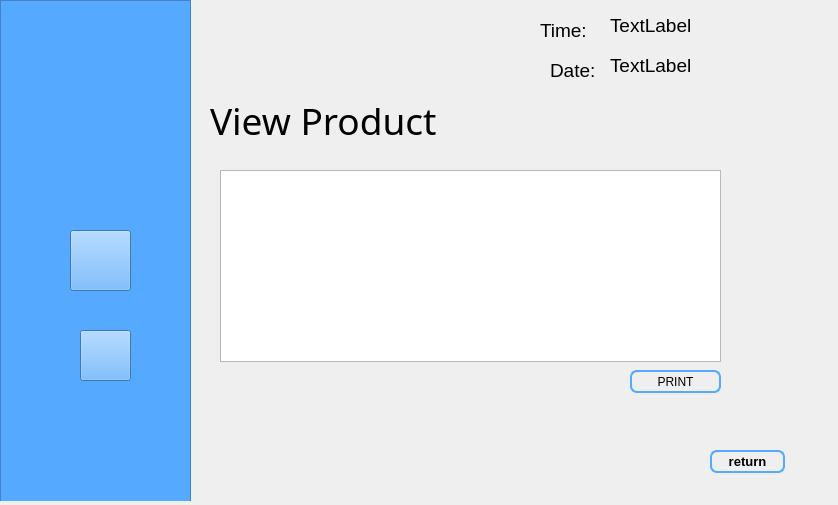
Above: products.ui from KhairiSlimani/SmartFactory before the change. Below: the same form after it.
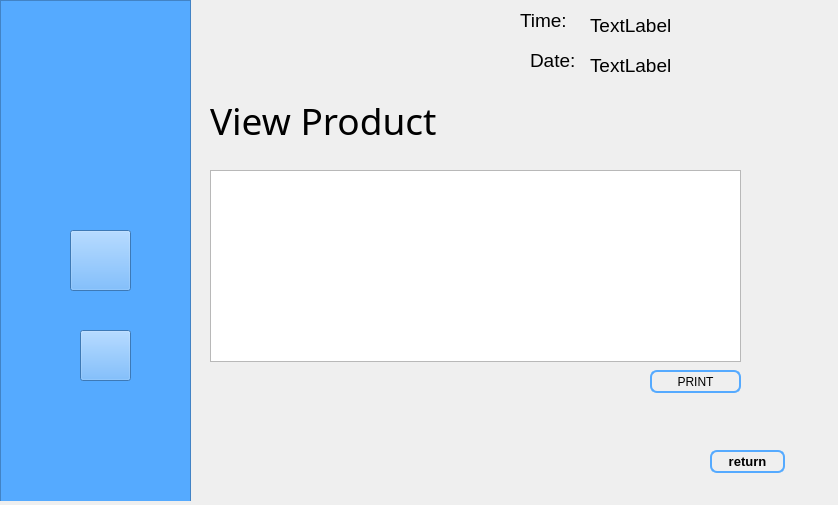
That is the form after the change. The open tabs and pages were chosen to show the change. Icons and pictures are not drawn.

The edit to the form file:
```diff
--- a/products.ui
+++ b/products.ui
@@ -542,8 +542,8 @@
     <widget class="QLabel" name="label_12">
      <property name="geometry">
       <rect>
-       <x>540</x>
-       <y>20</y>
+       <x>520</x>
+       <y>10</y>
        <width>61</width>
        <height>21</height>
       </rect>
@@ -560,8 +560,8 @@
     <widget class="QLabel" name="label_13">
      <property name="geometry">
       <rect>
-       <x>550</x>
-       <y>60</y>
+       <x>530</x>
+       <y>50</y>
        <width>61</width>
        <height>21</height>
       </rect>
@@ -617,7 +617,7 @@
     <widget class="QLabel" name="time2">
      <property name="geometry">
       <rect>
-       <x>610</x>
+       <x>590</x>
        <y>10</y>
        <width>151</width>
        <height>31</height>
@@ -635,7 +635,7 @@
     <widget class="QLabel" name="date2">
      <property name="geometry">
       <rect>
-       <x>610</x>
+       <x>590</x>
        <y>50</y>
        <width>112</width>
        <height>31</height>
@@ -653,17 +653,21 @@
     <widget class="QTableView" name="tableView">
      <property name="geometry">
       <rect>
-       <x>220</x>
+       <x>210</x>
        <y>170</y>
-       <width>501</width>
+       <width>531</width>
        <height>192</height>
       </rect>
      </property>
+     <property name="styleSheet">
+      <string notr="true">border-image: url(:/img/Webp.net-resizeimage.jpg);
+font: 9pt &quot;Imprint MT Shadow&quot;;</string>
+     </property>
     </widget>
     <widget class="QPushButton" name="pushButton_Print">
      <property name="geometry">
       <rect>
-       <x>630</x>
+       <x>650</x>
        <y>370</y>
        <width>91</width>
        <height>23</height>
```
Left out of the diff: 2 changed lines with no effect on the pictures.
